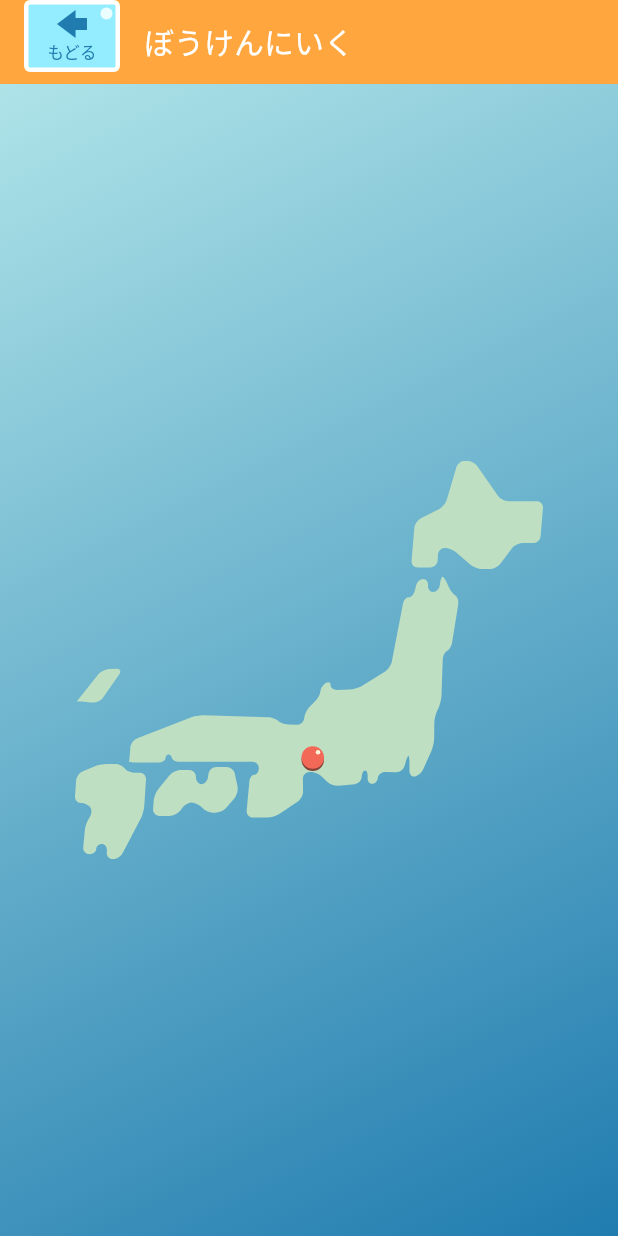
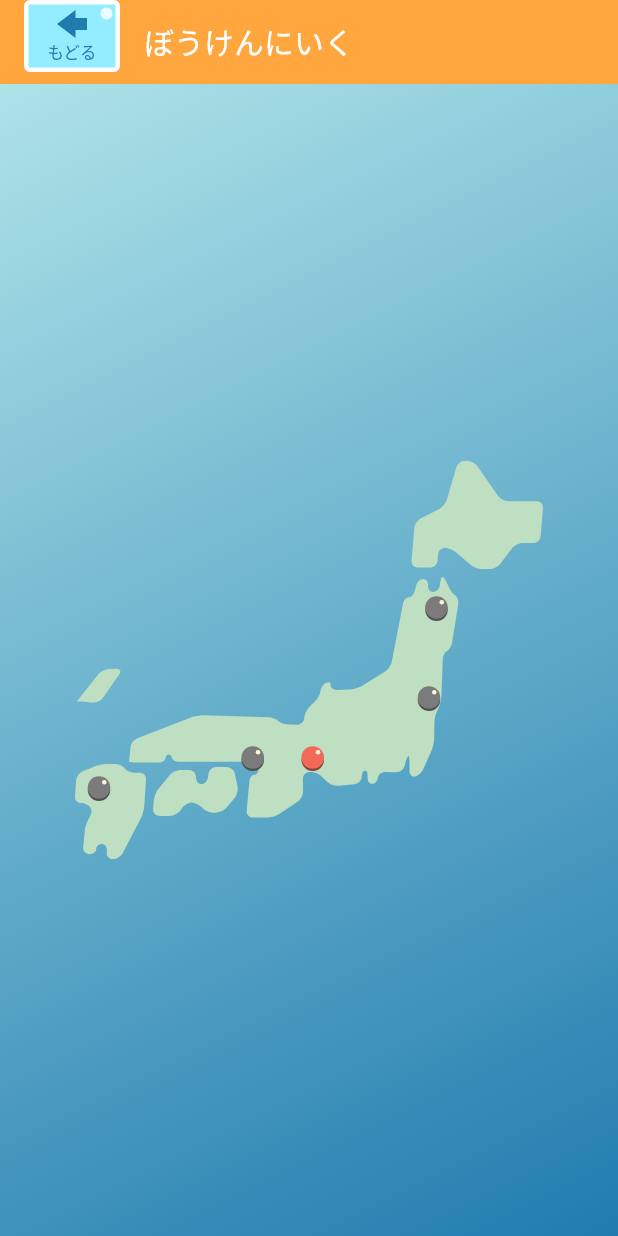
Before and after one commit to NEXT-NINOVATION/poipla_app, a Flutter app: the AdventureScreen screen opened by its route, on a phone screen of 412 x 824 dp. Run offline on Flutter 3.47's test engine with Material 2 defaults, Android fonts, the phone set to English and light mode, and no system bars; our stand-ins replace bordered_text, dio, flutter_riverpod, flutter_svg, freezed_annotation, go_router and 6 more; missing offline and left inert: flame, flame_audio, flutter_carousel_slider, pusher_channels_flutter, qr_code_scanner, ruby_text; accounts and stored records are empty; generated files the repository leaves out were written again; network calls fail; Roboto replaces fonts that are missing (LightNovelPOPv2).

Commit message:
`add` 都道府県追加

```diff
--- a/lib/screens/adventure/adventure_screen.dart
+++ b/lib/screens/adventure/adventure_screen.dart
@@ -65,17 +65,39 @@ class _AdventureScreenState extends State<AdventureScreen> {
                             costumeName: "シャチホコ",
                           ),
                         );
-                        // showDialog(
-                        //   // Dialogの周囲の黒い部分をタップしても閉じないようにする
-                        //   barrierDismissible: false,
-                        //   context: context,
-                        //   builder: (BuildContext context) =>
-                        //       const ResultModal(),
-                        // );
                       },
                       // 座標的なのを引数で渡す
-                      child: const PrefPointButton(),
+                      child: const PrefPointButton(
+                          top: 130,
+                          left: 5,
+                          bottom: 0,
+                          right: 0,
+                          isEnter: true),
                     ),
+                    PrefPointButton(
+                        top: 130,
+                        left: 5,
+                        bottom: 0,
+                        right: 80,
+                        isEnter: false),
+                    PrefPointButton(
+                        top: 130,
+                        left: 170,
+                        bottom: 200,
+                        right: 0,
+                        isEnter: false),
+                    PrefPointButton(
+                        top: 50,
+                        left: 160,
+                        bottom: 0,
+                        right: 0,
+                        isEnter: false),
+                    PrefPointButton(
+                        top: 170,
+                        left: 0,
+                        bottom: 0,
+                        right: 280,
+                        isEnter: false),
                   ],
                 ),
               ),
--- a/lib/screens/adventure/components/pref_point_button.dart
+++ b/lib/screens/adventure/components/pref_point_button.dart
@@ -1,12 +1,27 @@
 import 'package:flutter/material.dart';
 
 class PrefPointButton extends StatelessWidget {
-  const PrefPointButton({Key? key}) : super(key: key);
+  const PrefPointButton({
+    required this.top,
+    required this.left,
+    required this.bottom,
+    required this.right,
+    required this.isEnter,
+    Key? key,
+  }) : super(key: key);
+
+  final double top, left, bottom, right;
+  final bool isEnter;
 
   @override
   Widget build(BuildContext context) {
     return Container(
-      margin: const EdgeInsets.only(top: 130, left: 5),
+      margin: EdgeInsets.only(
+        top: top,
+        left: left,
+        bottom: bottom,
+        right: right,
+      ),
       alignment: Alignment.center,
       child: Stack(
         alignment: Alignment.center,
@@ -14,14 +29,15 @@ class PrefPointButton extends StatelessWidget {
           Container(
             width: 15,
             height: 15,
-            decoration: const BoxDecoration(
-              color: Color(0xFFF26957),
+            decoration: BoxDecoration(
+              color:
+                  isEnter ? const Color(0xFFF26957) : const Color(0xFF7B7B7B),
               shape: BoxShape.circle,
               boxShadow: [
                 // ボタンのシャドウ
                 BoxShadow(
-                  color: Color(0xFF854239),
-                  offset: Offset(0, 1.5),
+                  color: isEnter ? Color(0xFF854239) : Color(0xFF505050),
+                  offset: const Offset(0, 1.5),
                 ),
               ],
             ),
```
